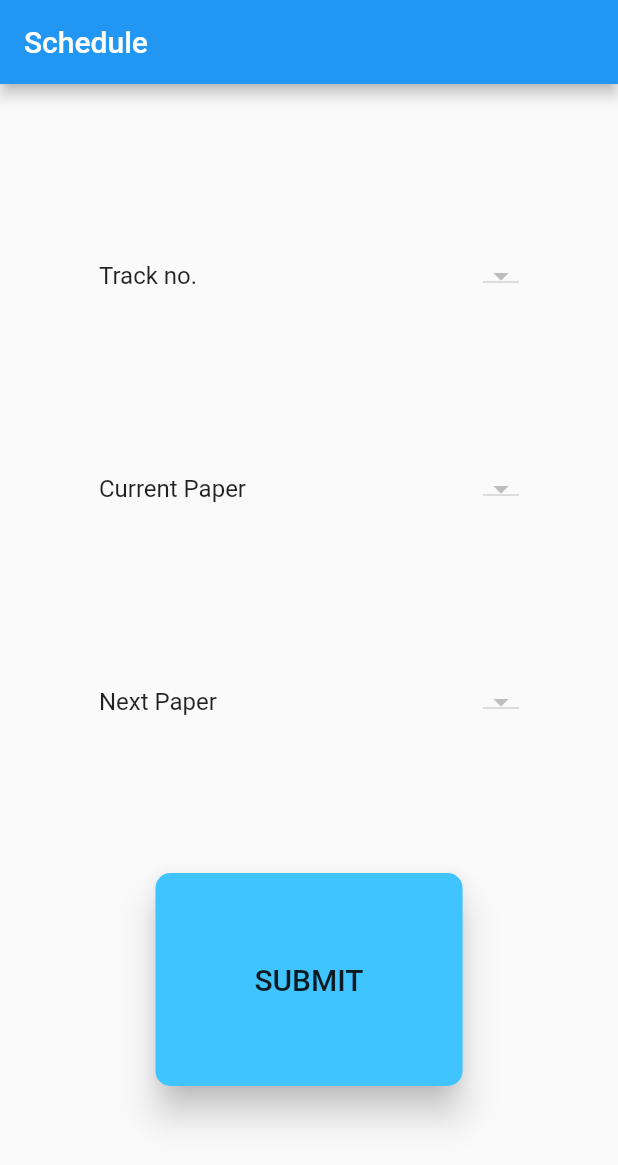
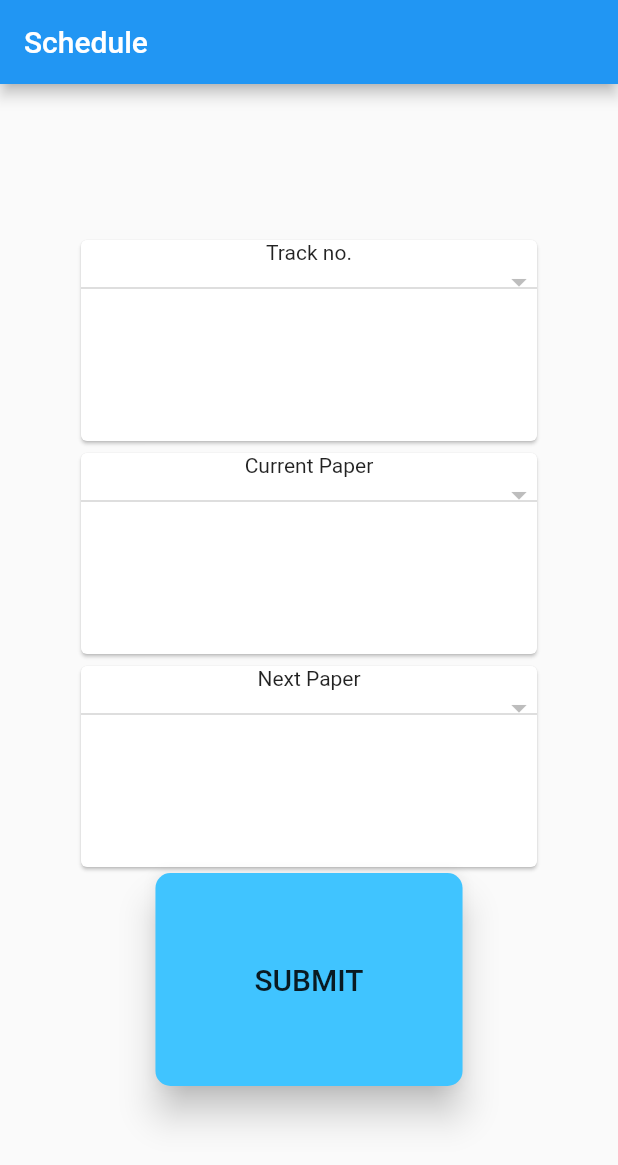
Before and after one commit to Piyushdharkar/Paper-Tracker, a Flutter app: the screen it shows after launch, on a phone screen of 412 x 824 dp. Shown: the top 1165 px of the screen. Run offline on Flutter 3.47's test engine with Material 2 defaults, Android fonts, the phone set to English and light mode, and no system bars; our stand-ins replace cloud_firestore; accounts and stored records are empty.

Commit message:
Added cards and removed label from widget.

```diff
--- a/lib/screens/home_page.dart
+++ b/lib/screens/home_page.dart
@@ -27,8 +27,11 @@ class _HomePageState extends State<HomePage> {
           child: Column(
             children: [
               Expanded(
-                child: DropDownStream(
-                  label: 'Track no.',
+                child: Card(
+                  child: Column(
+                    children: [
+                      Text('Track no.'),
+                      DropDownStream(
                         currentValue: trackNo,
                         collectionName: kFirestoreTracksCollectionName,
                         fieldName: 'no',
@@ -40,10 +43,16 @@ class _HomePageState extends State<HomePage> {
                           });
                         },
                       ),
+                    ],
+                  ),
+                ),
               ),
               Expanded(
-                child: DropDownStream(
-                  label: 'Current Paper',
+                child: Card(
+                  child: Column(
+                    children: [
+                      Text('Current Paper'),
+                      DropDownStream(
                         currentValue: currentPaper,
                         collectionName: kFirestorePapersCollectionName,
                         fieldName: 'name',
@@ -53,10 +62,16 @@ class _HomePageState extends State<HomePage> {
                           });
                         },
                       ),
+                    ],
+                  ),
+                ),
               ),
               Expanded(
-                child: DropDownStream(
-                  label: 'Next Paper',
+                child: Card(
+                  child: Column(
+                    children: [
+                      Text('Next Paper'),
+                      DropDownStream(
                         currentValue: nextPaper,
                         collectionName: kFirestorePapersCollectionName,
                         fieldName: 'name',
@@ -65,6 +80,9 @@ class _HomePageState extends State<HomePage> {
                             nextPaper = value;
                           });
                         },
+                      ),
+                    ],
+                  ),
                 ),
               ),
               Expanded(
@@ -116,15 +134,13 @@ class RoundButton extends StatelessWidget {
 
 class DropDownStream<T, U> extends StatelessWidget {
   DropDownStream(
-      {this.label,
-      @required this.currentValue,
+      {@required this.currentValue,
       this.currentName,
       @required this.collectionName,
       @required this.fieldName,
       this.field2Name,
       this.onChangeCallback});
 
-  final String label;
   final T currentValue;
   final U currentName;
   final String collectionName;
@@ -150,7 +166,6 @@ class DropDownStream<T, U> extends StatelessWidget {
         }
         itemList.sort();
         return DropDownRow(
-          label: label,
           currentValue: currentValue,
           items: itemList,
           map: map,
@@ -165,13 +180,11 @@ class DropDownStream<T, U> extends StatelessWidget {
 
 class DropDownRow<T, U> extends StatelessWidget {
   DropDownRow(
-      {this.label,
-      @required this.currentValue,
+      {@required this.currentValue,
       @required this.items,
       this.map,
       this.onChangeCallback});
 
-  final String label;
   final T currentValue;
   final List<T> items;
   final Map<T, U> map;
@@ -192,9 +205,8 @@ class DropDownRow<T, U> extends StatelessWidget {
 
   @override
   Widget build(BuildContext context) {
-    return ListTile(
-      title: Text(label ?? ''),
-      trailing: DropdownButton<T>(
+    return DropdownButton<T>(
+      isExpanded: true,
       value: currentValue,
       items: items.map(_buildDropDownMenuItem).toList(),
       onChanged: (value) {
@@ -205,7 +217,6 @@ class DropDownRow<T, U> extends StatelessWidget {
         print(value);
         onChangeCallback(value, name);
       },
-      ),
     );
   }
 }
```
Lines whose indentation alone changed are shown as unchanged.
